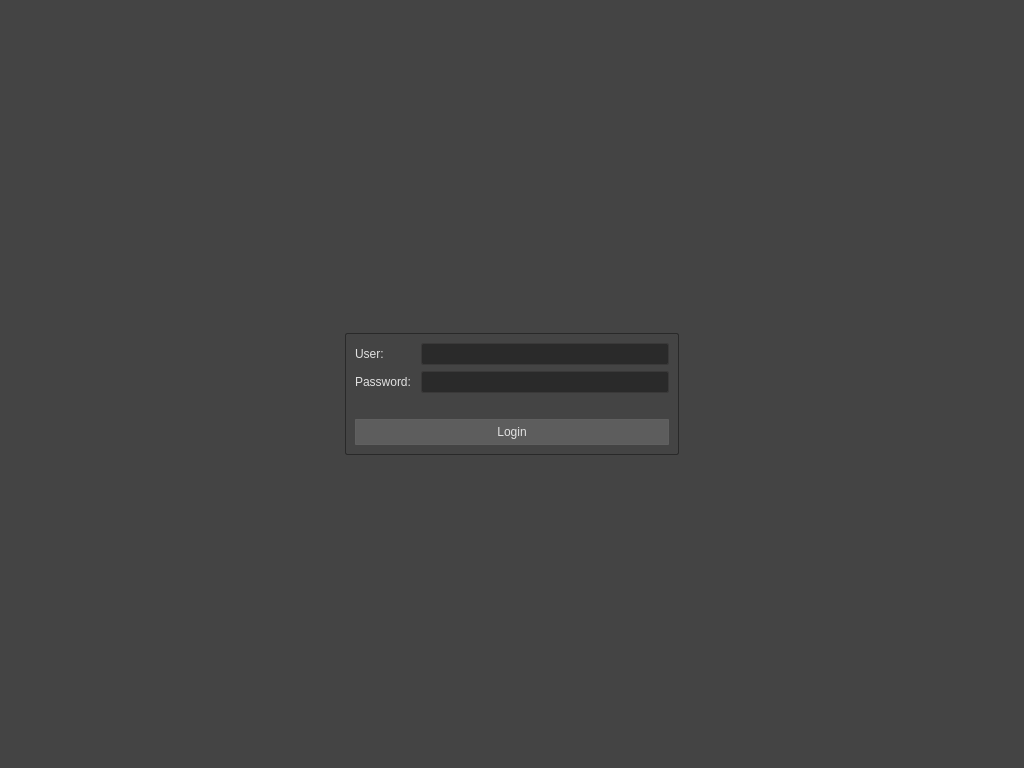
Qt form esa/common/python/tool/inside_anim/campus/ui/login.ui (esernaalonso/dev) before a commit.
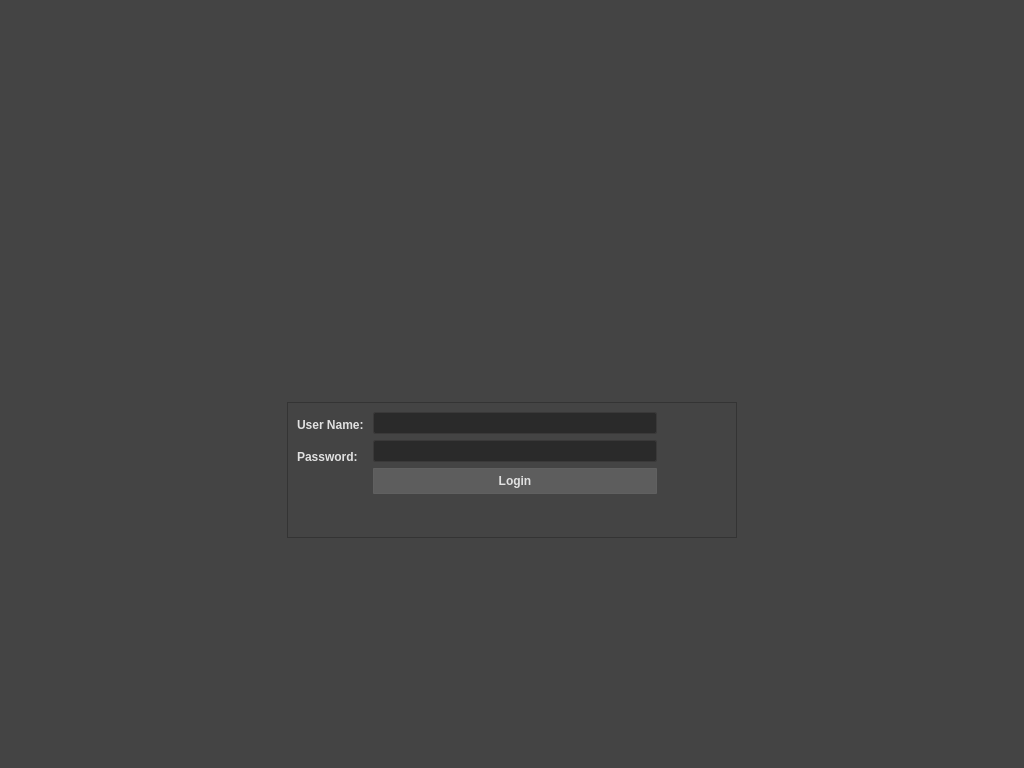
The same form after that commit.

Commit message: DEV-7 login window for inside animation campus app

Patch:
```diff
--- a/esa/common/python/tool/inside_anim/campus/ui/login.ui
+++ b/esa/common/python/tool/inside_anim/campus/ui/login.ui
@@ -874,56 +874,172 @@
   </property>
   <layout class="QGridLayout" name="gridLayout_2">
    <item row="0" column="0">
-    <layout class="QVBoxLayout" name="verticalLayout_3">
+    <spacer name="horizontalSpacer">
+     <property name="orientation">
+      <enum>Qt::Horizontal</enum>
+     </property>
+     <property name="sizeHint" stdset="0">
+      <size>
+       <width>268</width>
+       <height>20</height>
+      </size>
+     </property>
+    </spacer>
+   </item>
+   <item row="0" column="1">
+    <layout class="QVBoxLayout" name="verticalLayout">
+     <item>
+      <spacer name="verticalSpacer_6">
+       <property name="orientation">
+        <enum>Qt::Vertical</enum>
+       </property>
+       <property name="sizeHint" stdset="0">
+        <size>
+         <width>20</width>
+         <height>40</height>
+        </size>
+       </property>
+      </spacer>
+     </item>
+     <item>
+      <layout class="QHBoxLayout" name="horizontalLayout_4">
+       <item>
+        <spacer name="horizontalSpacer_6">
+         <property name="orientation">
+          <enum>Qt::Horizontal</enum>
+         </property>
+         <property name="sizeHint" stdset="0">
+          <size>
+           <width>40</width>
+           <height>20</height>
+          </size>
+         </property>
+        </spacer>
+       </item>
+       <item>
+        <widget class="QLabel" name="lb_image_logo">
+         <property name="minimumSize">
+          <size>
+           <width>256</width>
+           <height>256</height>
+          </size>
+         </property>
+         <property name="maximumSize">
+          <size>
+           <width>256</width>
+           <height>256</height>
+          </size>
+         </property>
+         <property name="text">
+          <string/>
+         </property>
+        </widget>
+       </item>
+       <item>
+        <spacer name="horizontalSpacer_7">
+         <property name="orientation">
+          <enum>Qt::Horizontal</enum>
+         </property>
+         <property name="sizeHint" stdset="0">
+          <size>
+           <width>40</width>
+           <height>20</height>
+          </size>
+         </property>
+        </spacer>
+       </item>
+      </layout>
+     </item>
+     <item>
+      <layout class="QHBoxLayout" name="horizontalLayout_5">
+       <item>
+        <spacer name="horizontalSpacer_8">
+         <property name="orientation">
+          <enum>Qt::Horizontal</enum>
+         </property>
+         <property name="sizeHint" stdset="0">
+          <size>
+           <width>40</width>
+           <height>20</height>
+          </size>
+         </property>
+        </spacer>
+       </item>
+       <item>
+        <widget class="QLabel" name="lb_image_title">
+         <property name="minimumSize">
+          <size>
+           <width>256</width>
+           <height>32</height>
+          </size>
+         </property>
+         <property name="maximumSize">
+          <size>
+           <width>256</width>
+           <height>32</height>
+          </size>
+         </property>
+         <property name="text">
+          <string/>
+         </property>
+        </widget>
+       </item>
+       <item>
+        <spacer name="horizontalSpacer_9">
+         <property name="orientation">
+          <enum>Qt::Horizontal</enum>
+         </property>
+         <property name="sizeHint" stdset="0">
+          <size>
+           <width>40</width>
+           <height>20</height>
+          </size>
+         </property>
+        </spacer>
+       </item>
+      </layout>
+     </item>
      <item>
       <spacer name="verticalSpacer">
        <property name="orientation">
         <enum>Qt::Vertical</enum>
        </property>
+       <property name="sizeType">
+        <enum>QSizePolicy::Maximum</enum>
+       </property>
        <property name="sizeHint" stdset="0">
         <size>
          <width>20</width>
-         <height>40</height>
+         <height>100</height>
         </size>
        </property>
       </spacer>
      </item>
      <item>
-      <layout class="QHBoxLayout" name="horizontalLayout">
-       <item>
-        <spacer name="horizontalSpacer">
-         <property name="orientation">
-          <enum>Qt::Horizontal</enum>
-         </property>
-         <property name="sizeHint" stdset="0">
-          <size>
-           <width>40</width>
-           <height>20</height>
-          </size>
-         </property>
-        </spacer>
-       </item>
-       <item>
-        <widget class="QGroupBox" name="groupBox">
-         <property name="minimumSize">
-          <size>
-           <width>300</width>
-           <height>100</height>
-          </size>
-         </property>
-         <property name="title">
-          <string/>
-         </property>
-         <layout class="QGridLayout" name="gridLayout">
-          <item row="2" column="0" colspan="2">
-           <widget class="QPushButton" name="pb_login">
-            <property name="text">
-             <string>Login</string>
-            </property>
-           </widget>
-          </item>
-          <item row="0" column="0">
-           <layout class="QVBoxLayout" name="verticalLayout">
+      <widget class="QFrame" name="frame">
+       <property name="minimumSize">
+        <size>
+         <width>450</width>
+         <height>100</height>
+        </size>
+       </property>
+       <property name="maximumSize">
+        <size>
+         <width>450</width>
+         <height>160</height>
+        </size>
+       </property>
+       <property name="frameShape">
+        <enum>QFrame::StyledPanel</enum>
+       </property>
+       <property name="frameShadow">
+        <enum>QFrame::Raised</enum>
+       </property>
+       <layout class="QGridLayout" name="gridLayout">
+        <item row="0" column="0">
+         <layout class="QHBoxLayout" name="horizontalLayout">
+          <item>
+           <layout class="QVBoxLayout" name="verticalLayout_5">
             <item>
              <widget class="QLabel" name="lb_user">
               <property name="minimumSize">
@@ -932,8 +1048,14 @@
                 <height>0</height>
                </size>
               </property>
+              <property name="font">
+               <font>
+                <weight>75</weight>
+                <bold>true</bold>
+               </font>
+              </property>
               <property name="text">
-               <string>User:</string>
+               <string>User Name:</string>
               </property>
              </widget>
             </item>
@@ -941,19 +1063,41 @@
              <widget class="QLabel" name="lb_pass">
               <property name="minimumSize">
                <size>
-                <width>60</width>
+                <width>70</width>
                 <height>0</height>
                </size>
               </property>
+              <property name="font">
+               <font>
+                <weight>75</weight>
+                <bold>true</bold>
+               </font>
+              </property>
               <property name="text">
                <string>Password:</string>
               </property>
              </widget>
             </item>
+            <item>
+             <spacer name="verticalSpacer_3">
+              <property name="orientation">
+               <enum>Qt::Vertical</enum>
+              </property>
+              <property name="sizeType">
+               <enum>QSizePolicy::Fixed</enum>
+              </property>
+              <property name="sizeHint" stdset="0">
+               <size>
+                <width>20</width>
+                <height>25</height>
+               </size>
+              </property>
+             </spacer>
+            </item>
            </layout>
           </item>
-          <item row="0" column="1">
-           <layout class="QVBoxLayout" name="verticalLayout_2">
+          <item>
+           <layout class="QVBoxLayout" name="verticalLayout_4">
             <item>
              <widget class="QLineEdit" name="le_user"/>
             </item>
@@ -964,32 +1108,113 @@
               </property>
              </widget>
             </item>
+            <item>
+             <widget class="QPushButton" name="pb_login">
+              <property name="font">
+               <font>
+                <weight>75</weight>
+                <bold>true</bold>
+               </font>
+              </property>
+              <property name="text">
+               <string>Login</string>
+              </property>
+             </widget>
+            </item>
            </layout>
           </item>
-          <item row="1" column="0" colspan="2">
+          <item>
+           <spacer name="horizontalSpacer_3">
+            <property name="orientation">
+             <enum>Qt::Horizontal</enum>
+            </property>
+            <property name="sizeType">
+             <enum>QSizePolicy::Fixed</enum>
+            </property>
+            <property name="sizeHint" stdset="0">
+             <size>
+              <width>70</width>
+              <height>20</height>
+             </size>
+            </property>
+           </spacer>
+          </item>
+         </layout>
+        </item>
+        <item row="2" column="0">
+         <layout class="QHBoxLayout" name="horizontalLayout_2">
+          <item>
+           <spacer name="horizontalSpacer_5">
+            <property name="orientation">
+             <enum>Qt::Horizontal</enum>
+            </property>
+            <property name="sizeType">
+             <enum>QSizePolicy::Fixed</enum>
+            </property>
+            <property name="sizeHint" stdset="0">
+             <size>
+              <width>75</width>
+              <height>20</height>
+             </size>
+            </property>
+           </spacer>
+          </item>
+          <item>
            <widget class="QLabel" name="lb_info">
+            <property name="minimumSize">
+             <size>
+              <width>0</width>
+              <height>25</height>
+             </size>
+            </property>
+            <property name="font">
+             <font>
+              <weight>75</weight>
+              <bold>true</bold>
+             </font>
+            </property>
             <property name="text">
              <string/>
             </property>
+            <property name="wordWrap">
+             <bool>true</bool>
+            </property>
            </widget>
           </item>
          </layout>
-        </widget>
-       </item>
-       <item>
-        <spacer name="horizontalSpacer_2">
-         <property name="orientation">
-          <enum>Qt::Horizontal</enum>
-         </property>
-         <property name="sizeHint" stdset="0">
-          <size>
-           <width>40</width>
-           <height>20</height>
-          </size>
-         </property>
-        </spacer>
-       </item>
-      </layout>
+        </item>
+        <item row="1" column="0">
+         <layout class="QHBoxLayout" name="horizontalLayout_3">
+          <item>
+           <spacer name="verticalSpacer_4">
+            <property name="orientation">
+             <enum>Qt::Vertical</enum>
+            </property>
+            <property name="sizeHint" stdset="0">
+             <size>
+              <width>20</width>
+              <height>40</height>
+             </size>
+            </property>
+           </spacer>
+          </item>
+          <item>
+           <spacer name="verticalSpacer_5">
+            <property name="orientation">
+             <enum>Qt::Vertical</enum>
+            </property>
+            <property name="sizeHint" stdset="0">
+             <size>
+              <width>20</width>
+              <height>40</height>
+             </size>
+            </property>
+           </spacer>
+          </item>
+         </layout>
+        </item>
+       </layout>
+      </widget>
      </item>
      <item>
       <spacer name="verticalSpacer_2">
@@ -999,13 +1224,26 @@
        <property name="sizeHint" stdset="0">
         <size>
          <width>20</width>
-         <height>40</height>
+         <height>243</height>
         </size>
        </property>
       </spacer>
      </item>
     </layout>
    </item>
+   <item row="0" column="2">
+    <spacer name="horizontalSpacer_2">
+     <property name="orientation">
+      <enum>Qt::Horizontal</enum>
+     </property>
+     <property name="sizeHint" stdset="0">
+      <size>
+       <width>268</width>
+       <height>20</height>
+      </size>
+     </property>
+    </spacer>
+   </item>
   </layout>
  </widget>
  <resources/>
```
Left out of the diff: 16 changed lines with no effect on the pictures. The commit also changes 9 other files.
